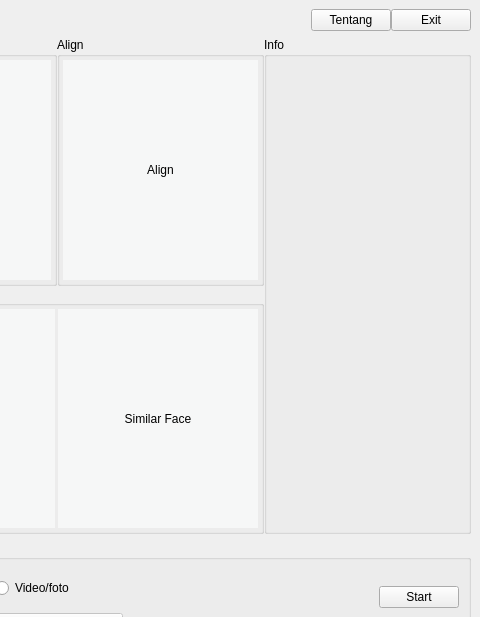
First picture: the form in desain_v3.ui, repository yusufpraditya/face-recognition-app, before the edit; both pictures show x 800 to 1280 and y 0 to 617 of the 1280 by 722 pixel window.
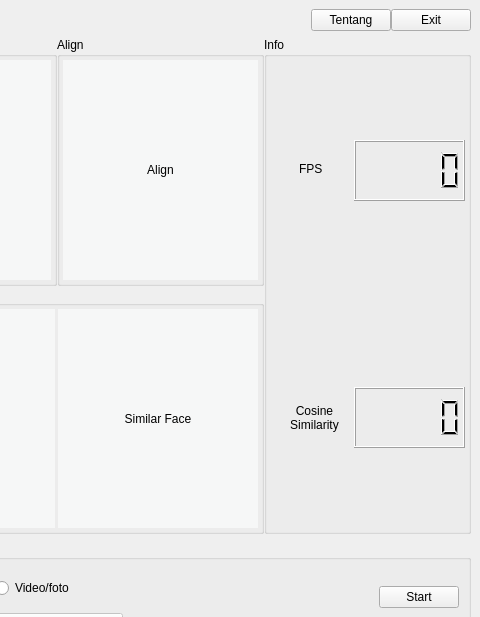
Second picture: the form after the edit.

Patch:
```diff
--- a/desain_v3.ui
+++ b/desain_v3.ui
@@ -284,6 +284,68 @@
          <property name="title">
           <string>Info</string>
          </property>
+         <property name="flat">
+          <bool>false</bool>
+         </property>
+         <widget class="QLCDNumber" name="lcdFPS">
+          <property name="geometry">
+           <rect>
+            <x>90</x>
+            <y>103</y>
+            <width>111</width>
+            <height>61</height>
+           </rect>
+          </property>
+         </widget>
+         <widget class="QLabel" name="label">
+          <property name="geometry">
+           <rect>
+            <x>35</x>
+            <y>124</y>
+            <width>31</width>
+            <height>16</height>
+           </rect>
+          </property>
+          <property name="text">
+           <string>FPS</string>
+          </property>
+         </widget>
+         <widget class="QLCDNumber" name="lcdSimilarity">
+          <property name="geometry">
+           <rect>
+            <x>90</x>
+            <y>350</y>
+            <width>111</width>
+            <height>61</height>
+           </rect>
+          </property>
+          <property name="inputMethodHints">
+           <set>Qt::ImhFormattedNumbersOnly</set>
+          </property>
+          <property name="value" stdset="0">
+           <double>0.000000000000000</double>
+          </property>
+         </widget>
+         <widget class="QLabel" name="label_2">
+          <property name="geometry">
+           <rect>
+            <x>20</x>
+            <y>365</y>
+            <width>61</width>
+            <height>31</height>
+           </rect>
+          </property>
+          <property name="text">
+           <string>Cosine 
+Similarity</string>
+          </property>
+          <property name="textFormat">
+           <enum>Qt::AutoText</enum>
+          </property>
+          <property name="alignment">
+           <set>Qt::AlignCenter</set>
+          </property>
+         </widget>
         </widget>
        </item>
       </layout>
```
Left out of the diff: 5 changed lines with no effect on the pictures.
